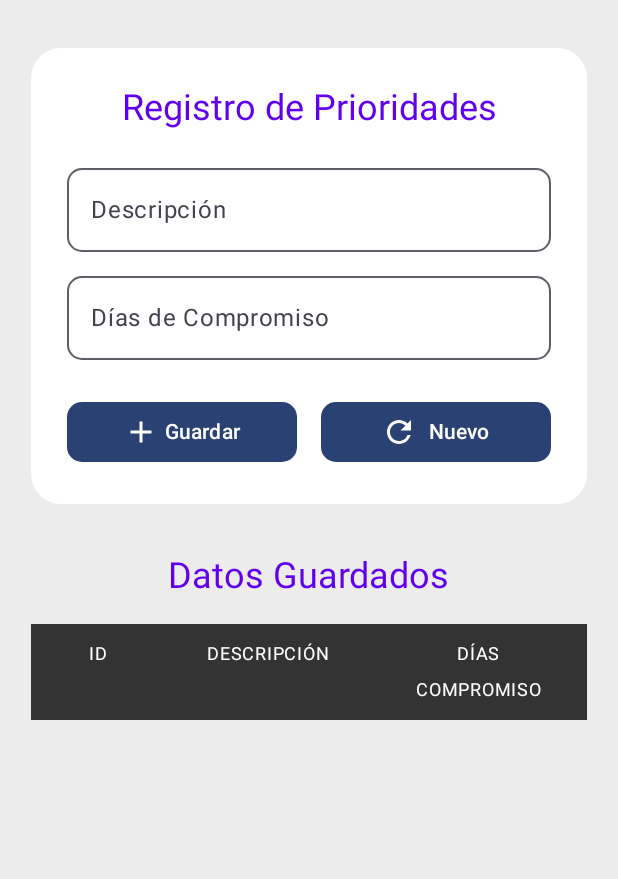
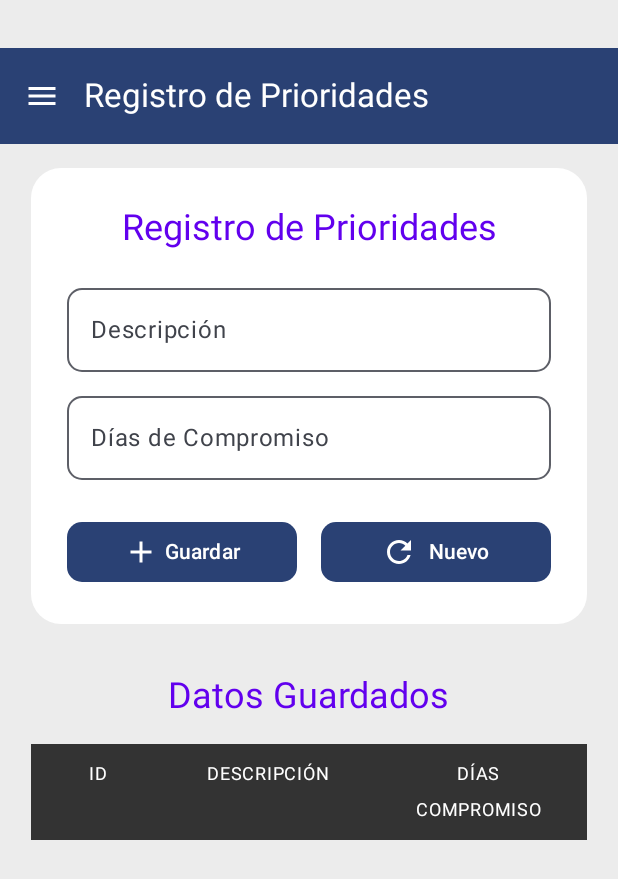
Before and after one commit to Ruth2002Casilla/Prioridades-Android, an Android app built with Jetpack Compose: the screen it shows after launch (MainActivity), on a phone screen of 412 x 824 dp. Shown: the top 879 px of the screen. Run offline under Robolectric (Android 15) with nearby library versions, the phone set to English and light mode, and no system bars; our stand-ins replace Room's generated code.

Commit message:
Preparando en diseño para navegar

```diff
--- a/app/src/main/java/edu/ucne/composedemo/presentation/prioridades/PriorityScreen.kt
+++ b/app/src/main/java/edu/ucne/composedemo/presentation/prioridades/PriorityScreen.kt
@@ -16,11 +16,15 @@ import androidx.compose.foundation.text.KeyboardOptions
 import androidx.compose.material.icons.Icons
 import androidx.compose.material.icons.filled.Add
 import androidx.compose.material.icons.filled.Refresh
+import androidx.compose.material.icons.filled.Menu
 import androidx.compose.material3.Button
+import androidx.compose.material3.ExperimentalMaterial3Api
 import androidx.compose.material3.Icon
+import androidx.compose.material3.IconButton
 import androidx.compose.material3.MaterialTheme
 import androidx.compose.material3.OutlinedTextField
 import androidx.compose.material3.Text
+import androidx.compose.material3.TopAppBar
 import androidx.compose.runtime.Composable
 import androidx.compose.runtime.LaunchedEffect
 import androidx.compose.runtime.getValue
@@ -40,7 +44,9 @@ import kotlinx.coroutines.Dispatchers
 import kotlinx.coroutines.flow.first
 import kotlinx.coroutines.launch
 import kotlinx.coroutines.withContext
+import androidx.compose.material3.TopAppBarDefaults
 
+@OptIn(ExperimentalMaterial3Api::class)
 @Composable
 fun PriorityScreen(modifier: Modifier = Modifier, db: PrioridadDb? = null) {
     var descripcion by remember { mutableStateOf("") }
@@ -48,7 +54,6 @@ fun PriorityScreen(modifier: Modifier = Modifier, db: PrioridadDb? = null) {
     var errorMessage by remember { mutableStateOf<String?>(null) }
     var prioridadesList by remember { mutableStateOf(listOf<PrioridadEntity>()) }
     val coroutineScope = rememberCoroutineScope()
-
 
     // Cargar prioridades desde la base de datos
     LaunchedEffect(Unit) {
@@ -70,6 +75,23 @@ fun PriorityScreen(modifier: Modifier = Modifier, db: PrioridadDb? = null) {
             .padding(top = 32.dp),
         horizontalAlignment = Alignment.CenterHorizontally
     ) {
+        // TopAppBar
+        TopAppBar(
+            title = { Text("Registro de Prioridades") },
+            navigationIcon = {
+                IconButton(onClick = { /* Manejar la navegacion aqui */ }) {
+                    Icon(imageVector = Icons.Filled.Menu, contentDescription = "Menú")
+                }
+            },
+            colors = TopAppBarDefaults.mediumTopAppBarColors(
+                containerColor = MaterialTheme.colorScheme.primary,
+                titleContentColor = Color.White,
+                navigationIconContentColor = Color.White
+            )
+        )
+
+        Spacer(modifier = Modifier.height(16.dp))
+
         Box(
             modifier = Modifier
                 .fillMaxWidth(0.9f)
```
